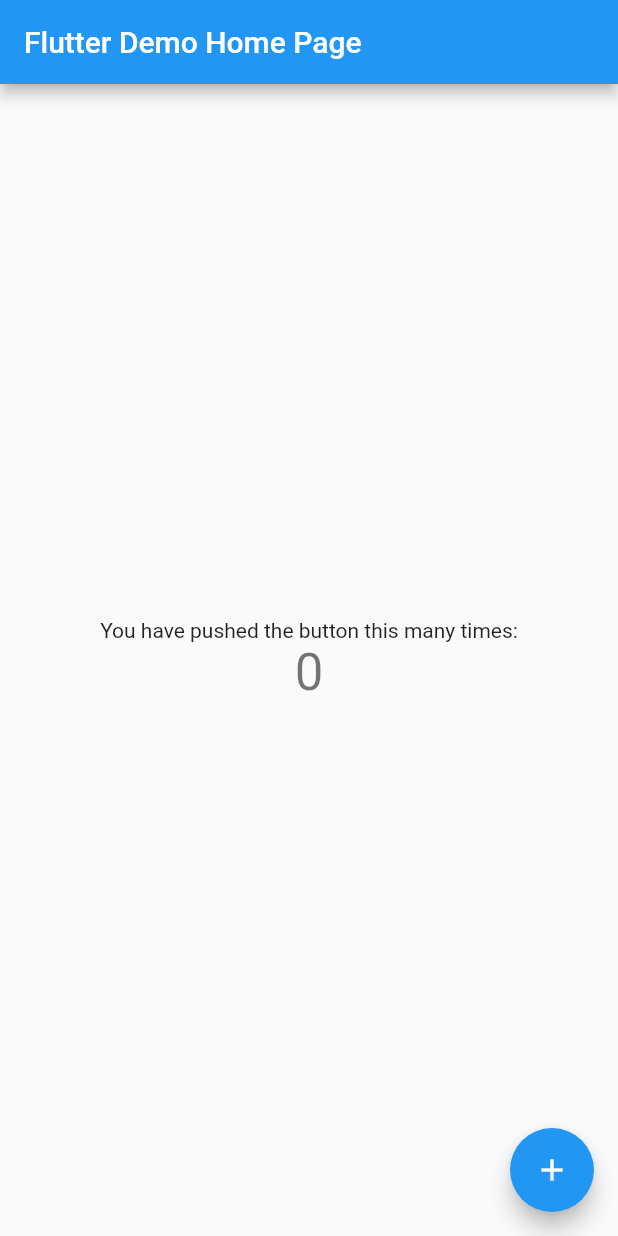
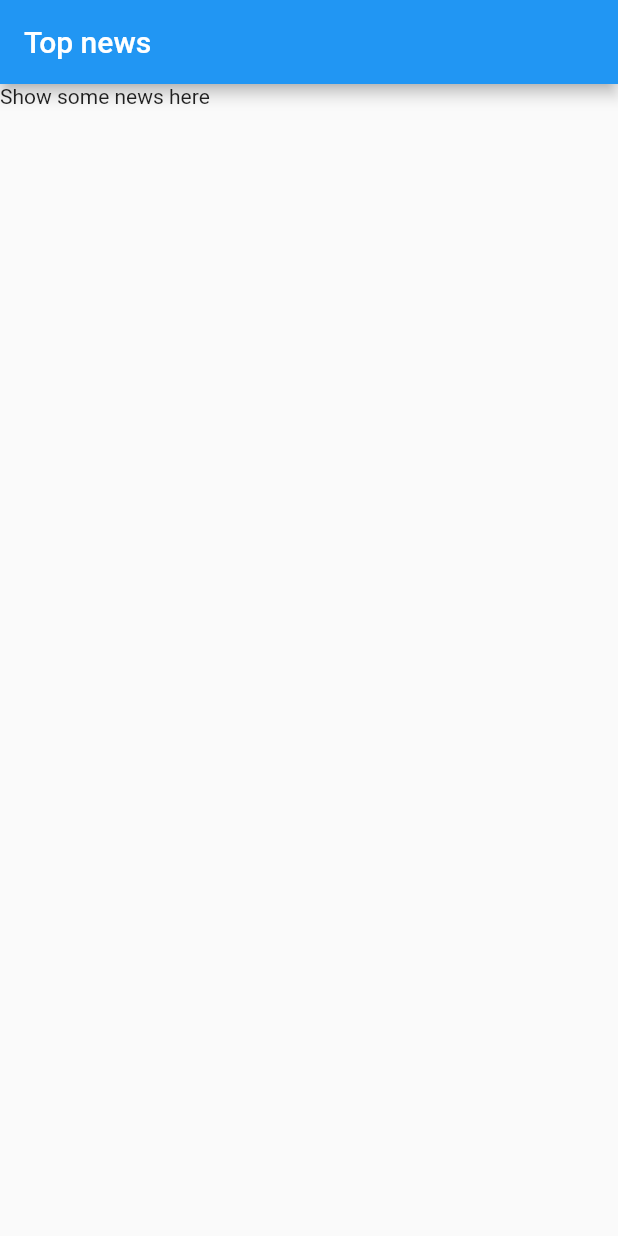
Before and after one commit to nesacar/news, a Flutter app: the screen it shows after launch, on a phone screen of 412 x 824 dp. Run offline on Flutter 3.47's test engine with Material 2 defaults, Android fonts, the phone set to English and light mode, and no system bars; our stand-ins replace sqflite; accounts and stored records are empty.

Commit message:
setup app screen

```diff
--- a/lib/main.dart
+++ b/lib/main.dart
@@ -1,111 +1,7 @@
 import 'package:flutter/material.dart';
 
-void main() => runApp(MyApp());
+import 'src/app.dart';
 
-class MyApp extends StatelessWidget {
-  // This widget is the root of your application.
-  @override
-  Widget build(BuildContext context) {
-    return MaterialApp(
-      title: 'Flutter Demo',
-      theme: ThemeData(
-        // This is the theme of your application.
-        //
-        // Try running your application with "flutter run". You'll see the
-        // application has a blue toolbar. Then, without quitting the app, try
-        // changing the primarySwatch below to Colors.green and then invoke
-        // "hot reload" (press "r" in the console where you ran "flutter run",
-        // or simply save your changes to "hot reload" in a Flutter IDE).
-        // Notice that the counter didn't reset back to zero; the application
-        // is not restarted.
-        primarySwatch: Colors.blue,
-      ),
-      home: MyHomePage(title: 'Flutter Demo Home Page'),
-    );
-  }
+void main() {
+  runApp(App());
 }
-
-class MyHomePage extends StatefulWidget {
-  MyHomePage({Key key, this.title}) : super(key: key);
-
-  // This widget is the home page of your application. It is stateful, meaning
-  // that it has a State object (defined below) that contains fields that affect
-  // how it looks.
-
-  // This class is the configuration for the state. It holds the values (in this
-  // case the title) provided by the parent (in this case the App widget) and
-  // used by the build method of the State. Fields in a Widget subclass are
-  // always marked "final".
-
-  final String title;
-
-  @override
-  _MyHomePageState createState() => _MyHomePageState();
-}
-
-class _MyHomePageState extends State<MyHomePage> {
-  int _counter = 0;
-
-  void _incrementCounter() {
-    setState(() {
-      // This call to setState tells the Flutter framework that something has
-      // changed in this State, which causes it to rerun the build method below
-      // so that the display can reflect the updated values. If we changed
-      // _counter without calling setState(), then the build method would not be
-      // called again, and so nothing would appear to happen.
-      _counter++;
-    });
-  }
-
-  @override
-  Widget build(BuildContext context) {
-    // This method is rerun every time setState is called, for instance as done
-    // by the _incrementCounter method above.
-    //
-    // The Flutter framework has been optimized to make rerunning build methods
-    // fast, so that you can just rebuild anything that needs updating rather
-    // than having to individually change instances of widgets.
-    return Scaffold(
-      appBar: AppBar(
-        // Here we take the value from the MyHomePage object that was created by
-        // the App.build method, and use it to set our appbar title.
-        title: Text(widget.title),
-      ),
-      body: Center(
-        // Center is a layout widget. It takes a single child and positions it
-        // in the middle of the parent.
-        child: Column(
-          // Column is also layout widget. It takes a list of children and
-          // arranges them vertically. By default, it sizes itself to fit its
-          // children horizontally, and tries to be as tall as its parent.
-          //
-          // Invoke "debug painting" (press "p" in the console, choose the
-          // "Toggle Debug Paint" action from the Flutter Inspector in Android
-          // Studio, or the "Toggle Debug Paint" command in Visual Studio Code)
-          // to see the wireframe for each widget.
-          //
-          // Column has various properties to control how it sizes itself and
-          // how it positions its children. Here we use mainAxisAlignment to
-          // center the children vertically; the main axis here is the vertical
-          // axis because Columns are vertical (the cross axis would be
-          // horizontal).
-          mainAxisAlignment: MainAxisAlignment.center,
-          children: <Widget>[
-            Text(
-              'You have pushed the button this many times:',
-            ),
-            Text(
-              '$_counter',
-              style: Theme.of(context).textTheme.display1,
-            ),
-          ],
-        ),
-      ),
-      floatingActionButton: FloatingActionButton(
-        onPressed: _incrementCounter,
-        tooltip: 'Increment',
-        child: Icon(Icons.add),
-      ), // This trailing comma makes auto-formatting nicer for build methods.
-    );
-  }
-}
--- /dev/null
+++ b/lib/src/app.dart
@@ -0,0 +1,12 @@
+import 'package:flutter/material.dart';
+
+import 'screens/news_list.dart';
+
+class App extends StatelessWidget {
+  Widget build(context){
+    return MaterialApp(
+      title: 'News',
+      home: NewsList(),
+    );
+  }
+}
--- /dev/null
+++ b/lib/src/screens/news_list.dart
@@ -0,0 +1,12 @@
+import 'package:flutter/material.dart';
+
+ class NewsList extends StatelessWidget {
+   Widget build(context){
+     return Scaffold(
+       appBar: AppBar(
+         title: Text('Top news'),
+       ),
+       body: Text('Show some news here'),
+     );
+   }
+ }
```
Also changed, not shown: 1 other file.
